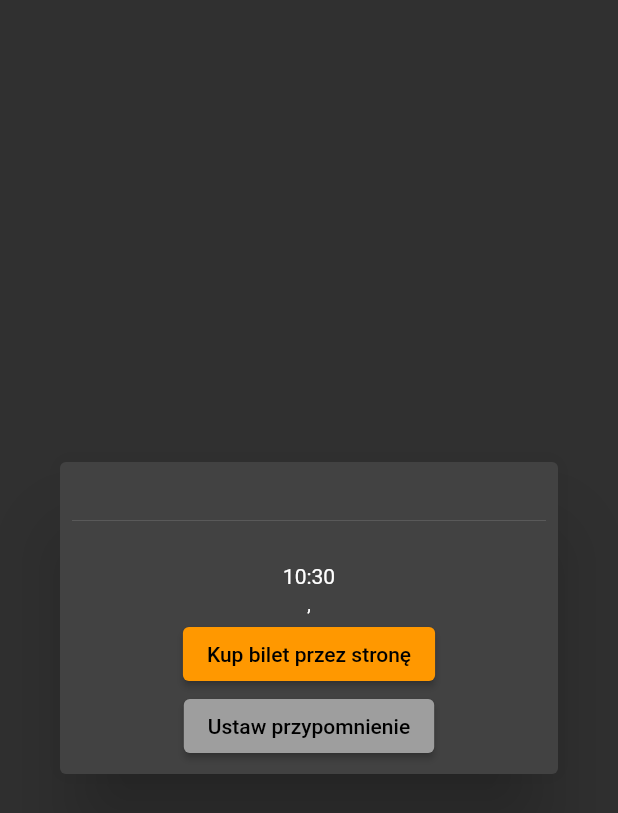
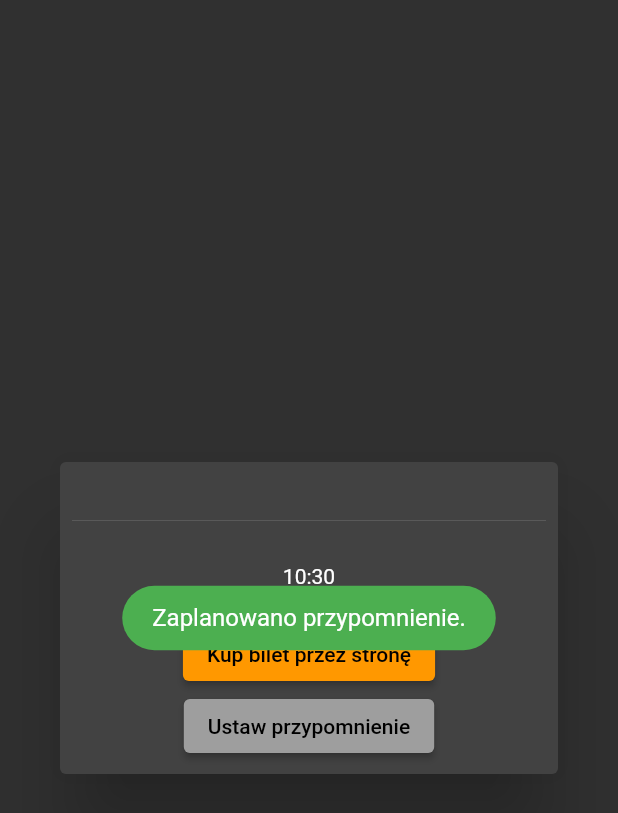
Before and after one commit to MarekJAM/cinema-city-repertoire, a Flutter app: the FilmEventDialog widget shown alone on an empty page, opened directly with empty values, after a tap on "Ustaw przypomnienie", on a phone screen of 412 x 824 dp. Shown: the top 813 px of the screen. Run offline on Flutter 3.47's test engine with Material 2 defaults, Android fonts, the phone set to English and light mode, and no system bars; our stand-ins replace bloc, equatable, flutter_bloc, flutter_local_notifications, fluttertoast, shared_preferences and 1 more; accounts and stored records are empty; network calls fail.

Commit message:
Scheduling notifications half hour before the event added

```diff
--- a/lib/UI/widgets/film_event_dialog.dart
+++ b/lib/UI/widgets/film_event_dialog.dart
@@ -1,6 +1,9 @@
 import 'package:flutter/material.dart';
+
 import 'package:flutter_local_notifications/flutter_local_notifications.dart';
+import 'package:fluttertoast/fluttertoast.dart';
 import 'package:url_launcher/url_launcher.dart';
+import 'package:timezone/timezone.dart' as tz;
 
 import '../../data/models/models.dart';
 import '../../utils/date_handler.dart';
@@ -32,11 +35,31 @@ class _FilmEventDialogState extends State<FilmEventDialog> {
     }
   }
 
-  _showNotification(String title, String body) async {
-    var androidPlatformChannelSpecifics = AndroidNotificationDetails('channelId', 'Local notification', 'Just a test',
-        importance: Importance.max, priority: Priority.high, showWhen: false);
-    var platformChannelSpecifics = NotificationDetails(android: androidPlatformChannelSpecifics);
-    await localNotification.show(22, title, body, platformChannelSpecifics);
+  _scheduleNotification(String title, Event event) async {
+    await localNotification.zonedSchedule(
+      int.tryParse(event.id) ?? 0,
+      title,
+      'Przypomnienie o seansie - ${event.dateTime.hour}:${event.dateTime.minute}',
+      tz.TZDateTime.from(event.dateTime.subtract(Duration(minutes: 30)), tz.local),
+      const NotificationDetails(
+        android: AndroidNotificationDetails(
+          'channelId',
+          'Cinema City Repertuar',
+          'Cinema City Repertuar Powiadomienie',
+        ),
+      ),
+      androidAllowWhileIdle: true,
+      uiLocalNotificationDateInterpretation: UILocalNotificationDateInterpretation.absoluteTime,
+    );
+
+    Fluttertoast.showToast(
+      msg: "Zaplanowano przypomnienie.",
+      gravity: ToastGravity.CENTER,
+      toastLength: Toast.LENGTH_LONG,
+      backgroundColor: Colors.green,
+      textColor: Colors.white,
+      fontSize: 16.0,
+    );
   }
 
   @override
@@ -108,9 +131,9 @@ class _FilmEventDialogState extends State<FilmEventDialog> {
                         "Ustaw przypomnienie",
                       ),
                       onPressed: () {
-                        _showNotification(
+                        _scheduleNotification(
                           '${widget.film.name}',
-                          '${widget.item.dateTime.month}.${widget.item.dateTime.day} - ${widget.item.dateTime.hour}:${widget.item.dateTime.minute}',
+                          widget.item,
                         );
                       },
                     );
--- a/lib/main.dart
+++ b/lib/main.dart
@@ -4,6 +4,7 @@ import 'package:flutter/services.dart';
 import 'package:flutter_bloc/flutter_bloc.dart';
 import 'package:http/http.dart' as http;
 import 'package:flutter_localizations/flutter_localizations.dart';
+import 'package:timezone/data/latest.dart' as tz;
 
 import './bloc/simple_bloc_delegate.dart';
 import './bloc/blocs.dart';
@@ -14,6 +15,8 @@ void main() {
   if (kDebugMode) {
     Bloc.observer = SimpleBlocObserver();
   }
+
+  tz.initializeTimeZones();
 
   final CinemasRepository cinemasRepository = CinemasRepository(
     cinemasApiClient: CinemasApiClient(
```
